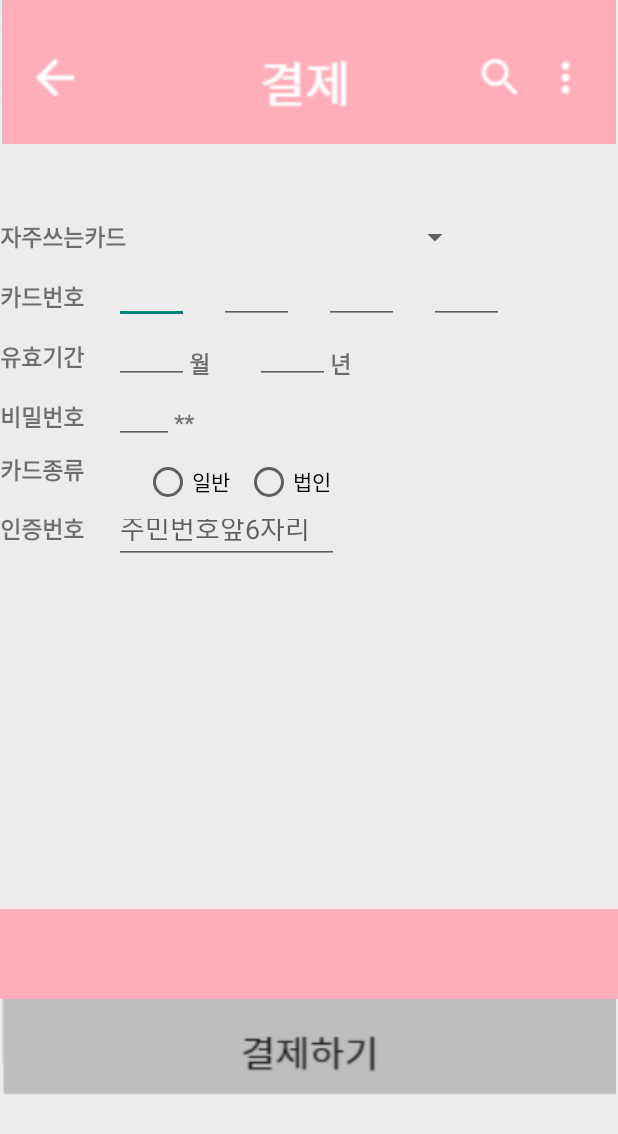
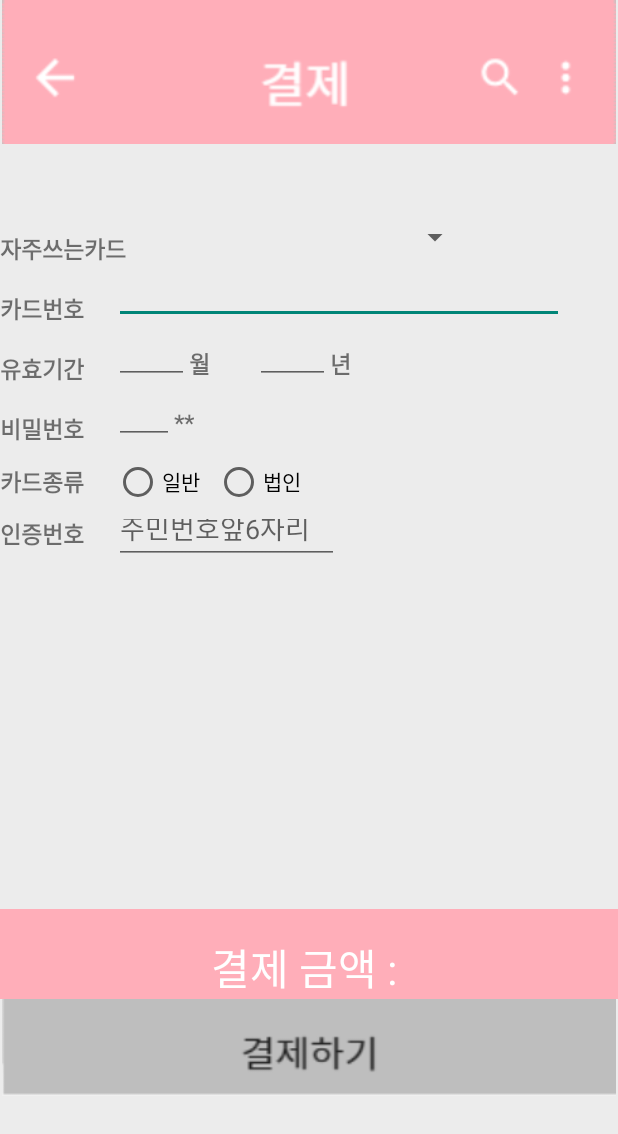
Before and after one commit to elppaaa/PC_Cafe_Master, an Android app: the layout payment.xml on its own in the app's theme, with its tools: preview values and no code run, on a phone screen of 412 x 824 dp. Shown: the top 1134 px of the screen. Run offline under Robolectric (Android 15) with nearby library versions, the phone set to English and light mode, and no system bars.

Commit message:
Add Card DB
Modify payment layout
Modify DBHelper for CardDB

```diff
--- a/app/src/main/res/layout/payment.xml
+++ b/app/src/main/res/layout/payment.xml
@@ -18,12 +18,14 @@
         <TextView
             android:layout_width="wrap_content"
             android:layout_height="40dp"
+            android:gravity="center"
             android:text="자주쓰는카드"
             android:textSize="15sp"
             android:textStyle="bold" />
 
         <Spinner
-            android:id="@+id/spinner"
+            android:spinnerMode="dropdown"
+            android:id="@+id/spinnerCard"
             android:layout_width="200dp"
             android:layout_height="wrap_content"
             android:layout_marginLeft="30dp" />
@@ -36,30 +38,19 @@
         <TextView
             android:layout_width="wrap_content"
             android:layout_height="40dp"
+            android:gravity="center"
             android:layout_gravity="center"
             android:text="카드번호"
             android:textSize="15sp"
             android:textStyle="bold" />
 
         <EditText
-            android:layout_width="50dp"
+            android:id="@+id/edtCardNum"
+            android:layout_width="300dp"
             android:layout_height="30dp"
             android:layout_marginLeft="20dp" />
 
-        <EditText
-            android:layout_width="50dp"
-            android:layout_height="30dp"
-            android:layout_marginLeft="20dp" />
 
-        <EditText
-            android:layout_width="50dp"
-            android:layout_height="30dp"
-            android:layout_marginLeft="20dp" />
-
-        <EditText
-            android:layout_width="50dp"
-            android:layout_height="30dp"
-            android:layout_marginLeft="20dp" />
 
     </LinearLayout>
 
@@ -69,6 +60,7 @@
 
         <TextView
             android:layout_width="wrap_content"
+            android:gravity="center"
             android:layout_height="40dp"
             android:layout_gravity="center"
             android:text="유효기간"
@@ -76,6 +68,7 @@
             android:textStyle="bold" />
 
         <EditText
+            android:id="@+id/edtCardDueM"
             android:layout_width="50dp"
             android:layout_height="30dp"
             android:layout_marginLeft="20dp" />
@@ -89,6 +82,7 @@
             android:textStyle="bold" />
 
         <EditText
+            android:id="@+id/edtCardDueY"
             android:layout_width="50dp"
             android:layout_height="30dp"
             android:layout_marginLeft="30dp" />
@@ -110,12 +104,14 @@
         <TextView
             android:layout_width="wrap_content"
             android:layout_height="40dp"
+            android:gravity="center"
             android:layout_gravity="center"
             android:text="비밀번호"
             android:textSize="15sp"
             android:textStyle="bold" />
 
         <EditText
+            android:id="@+id/edtCardDuePw"
             android:layout_width="40dp"
             android:layout_height="30dp"
             android:layout_marginLeft="20dp" />
@@ -131,18 +127,23 @@
 
     <LinearLayout
         android:layout_width="match_parent"
+        android:orientation="horizontal"
         android:layout_height="30dp">
 
         <TextView
             android:layout_width="wrap_content"
             android:layout_height="40dp"
             android:layout_gravity="center"
+            android:gravity="center"
             android:text="카드종류"
             android:textSize="15sp"
             android:textStyle="bold" />
-
+        <RadioGroup
+            android:orientation="horizontal"
+            android:layout_width="match_parent"
+            android:layout_height="wrap_content">
             <RadioButton
-            android:layout_marginLeft="40dp"
+                android:layout_marginLeft="20dp"
                 android:layout_width="wrap_content"
                 android:layout_height="30dp"
                 android:text="일반"/>
@@ -152,6 +153,8 @@
                 android:layout_height="30dp"
                 android:layout_marginLeft="10dp"
                 android:text="법인"/>
+        </RadioGroup>
+
 
     </LinearLayout>
 
@@ -160,6 +163,7 @@
         android:layout_height="40dp">
 
         <TextView
+            android:gravity="center"
             android:layout_width="wrap_content"
             android:layout_height="30dp"
             android:layout_gravity="center"
@@ -175,11 +179,18 @@
 
     </LinearLayout>
 
-    <EditText
+    <TextView
+        android:id="@+id/edtCardCost"
         android:gravity="bottom"
         android:layout_width="match_parent"
         android:layout_height="60dp"
         android:layout_marginTop="230dp"
+        android:layout_gravity="center"
+        android:text="결제 금액 : "
+        android:textSize="28sp"
+        android:maxLines="1"
+        android:textAlignment="center"
+        android:textColor="#ffffff"
         android:background="#FFAEB9"/>
 
     <ImageButton
```
Also changed, not shown: app/src/main/java/ac/kr/project_20191121/Card.java (added, +22 -0 lines), app/src/main/java/ac/kr/project_20191121/DBHelper.java (+48 -11 lines), 1 other file. Lines whose indentation alone changed are shown as unchanged.
